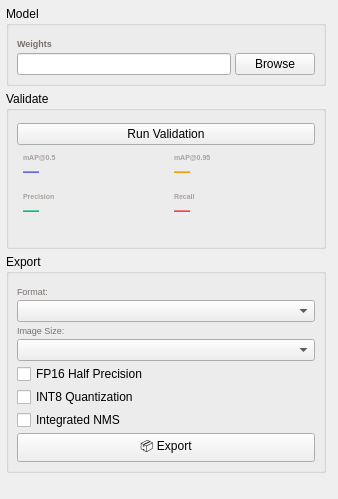
First picture: the form in scripts/ui/deploy.ui, repository Mcriel-CHYJIE/YOLO, before the edit.
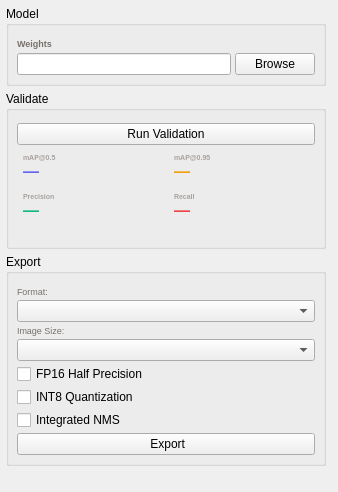
Second picture: the form after the edit. Custom widgets are drawn as their Qt base class.

Patch:
```diff
--- a/scripts/ui/deploy.ui
+++ b/scripts/ui/deploy.ui
@@ -245,7 +245,7 @@
          <property name="text"><string>Integrated NMS</string></property>
         </widget></item>
         <item><widget class="QPushButton" name="_exp_btn">
-         <property name="text"><string>📦 Export</string></property>
+         <property name="text"><string> Export</string></property>
         </widget></item>
        </layout>
       </widget></item>
```
